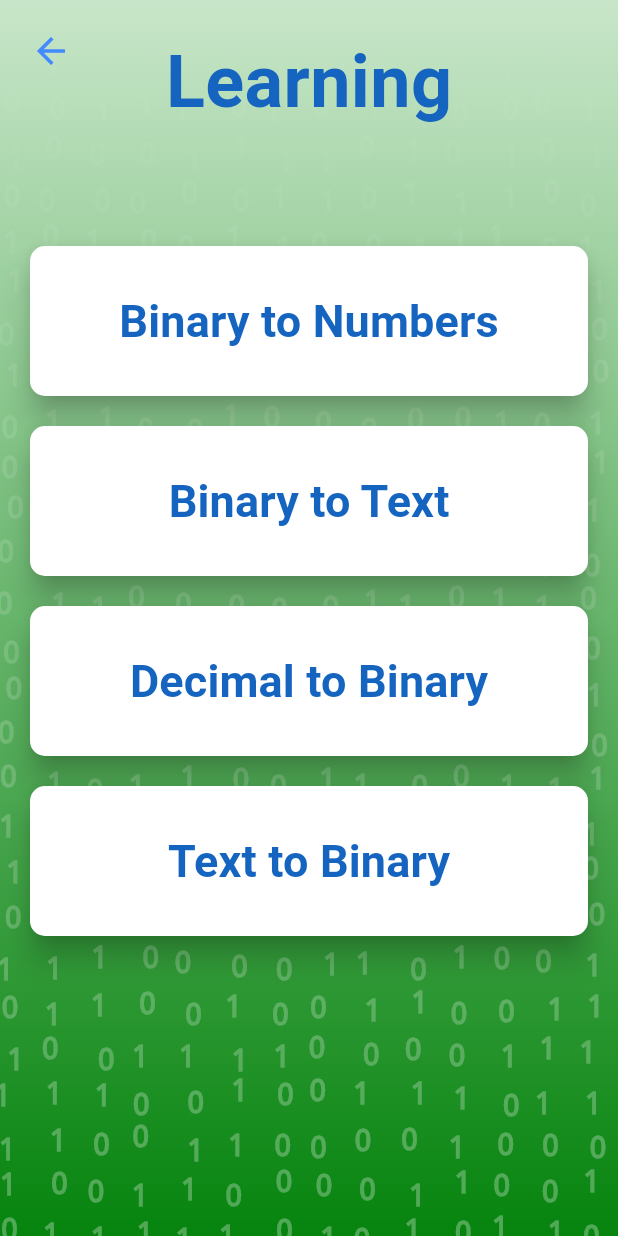
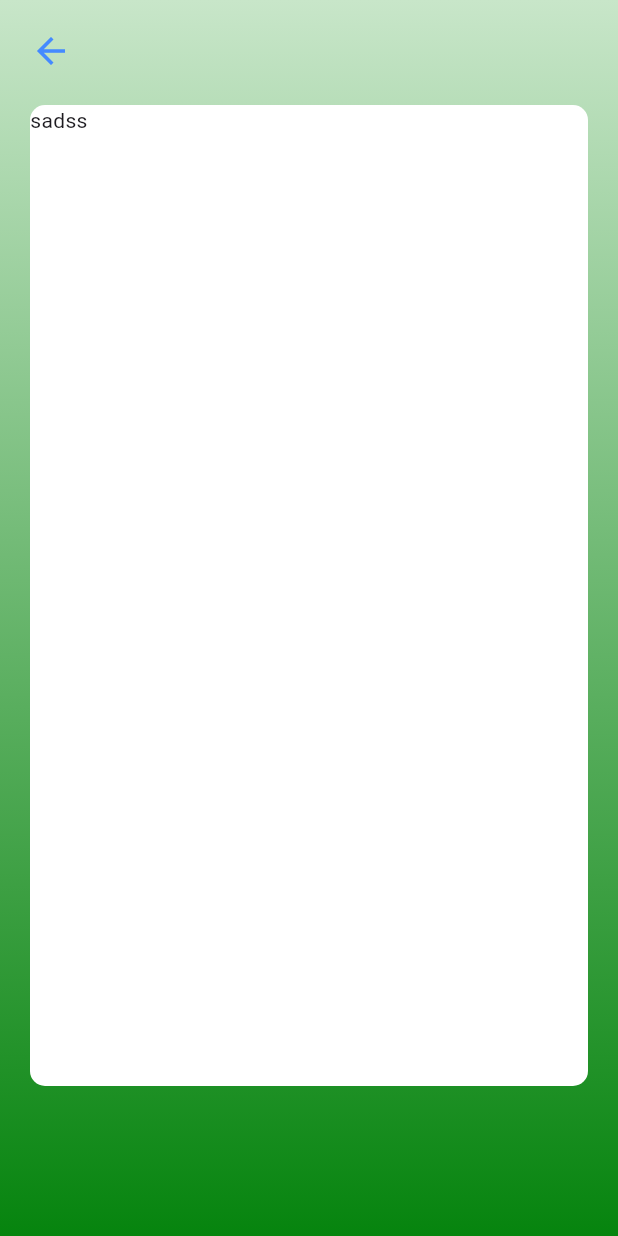
Before and after one commit to aarontrini1/Learning-Binary, a Flutter app: the LearningPage screen opened by its route, after a tap on "Binary to Numbers", on a phone screen of 412 x 824 dp. Run offline on Flutter 3.47's test engine with Material 3 defaults, Android fonts, the light colour scheme and no system bars; our stand-ins replace google_fonts.

Commit message:
learning page data

```diff
--- a/lib/main.dart
+++ b/lib/main.dart
@@ -2,6 +2,7 @@ import 'package:flutter/material.dart';
 import 'package:flutter/services.dart';
 import 'package:learningbinary/pages/history.dart';
 import 'package:learningbinary/pages/home.dart';
+import 'package:learningbinary/pages/learning/binaryToDecimal.dart';
 import 'package:learningbinary/pages/learning/learningMain.dart';
 import 'package:learningbinary/pages/practice/binaryToDecimal.dart';
 import 'package:learningbinary/pages/practice/binaryToText.dart';
@@ -59,6 +60,9 @@ class _MyAppState extends State<MyApp> {
           case "learning":
             page = LearningPage();
             break;
+          case "learningbinarytodecimal":
+            page = LearningBinaryToDecimalPage();
+            break;
           case "history":
             page = HistoryPage();
             break;
--- a/lib/pages/learning/binaryToDecimal.dart
+++ b/lib/pages/learning/binaryToDecimal.dart
@@ -0,0 +1,105 @@
+import 'package:flutter/material.dart';
+import 'dart:math';
+import 'package:google_fonts/google_fonts.dart';
+
+import 'package:flutter/services.dart';
+
+class LearningBinaryToDecimalPage extends StatefulWidget {
+  const LearningBinaryToDecimalPage({super.key});
+
+  @override
+  State<LearningBinaryToDecimalPage> createState() =>
+      _LearningBinaryToDecimalPageState();
+}
+
+class _LearningBinaryToDecimalPageState
+    extends State<LearningBinaryToDecimalPage> {
+  PageController pageController = PageController();
+  int? currentPageIndex;
+  final int totalPages = 5;
+
+  @override
+  void initState() {
+    super.initState();
+  }
+
+  @override
+  void dispose() {
+    super.dispose();
+  }
+
+  @override
+  Widget build(BuildContext context) {
+    return Scaffold(
+      body: Stack(
+        children: [
+          Positioned.fill(
+            child: Container(
+              decoration: BoxDecoration(
+                gradient: LinearGradient(
+                  begin: Alignment.topCenter,
+                  end: Alignment.bottomCenter,
+                  colors: [
+                    // Light colour on top and dark on bottom
+                    Colors.green.shade100,
+                    const Color.fromARGB(255, 6, 132, 14),
+                  ],
+                ),
+              ),
+            ),
+          ),
+          Spacer(flex: 1),
+          SafeArea(
+            child: PageView.builder(
+              controller: pageController,
+              itemCount: totalPages,
+              onPageChanged: (index) {
+                setState(() {
+                  currentPageIndex = index;
+                });
+              },
+              itemBuilder: (context, index) {
+                return Container(
+                  decoration: BoxDecoration(
+                    borderRadius: BorderRadius.circular(10.0),
+                    color: Colors.white,
+                  ),
+                  margin: EdgeInsets.only(
+                    top: 70,
+                    bottom: 100,
+                    left: 20,
+                    right: 20,
+                  ),
+                  child: Text('sadss')
+                );
+              },
+            ),
+          ),
+
+          Spacer(flex: 1),
+
+          // Back button
+          Positioned(
+            top: 0,
+            left: 0,
+            child: SafeArea(
+              child: Padding(
+                padding: const EdgeInsets.all(10),
+                child: IconButton(
+                  icon: const Icon(Icons.arrow_back, size: 28),
+                  color: Colors.blueAccent,
+                  onPressed: () {
+                    FocusScope.of(context).unfocus();
+                    Future.delayed(Duration(milliseconds: 250), () {
+                      Navigator.of(context).pop();
+                    });
+                  },
+                ),
+              ),
+            ),
+          ),
+        ],
+      ),
+    );
+  }
+}
--- a/lib/pages/learning/learningMain.dart
+++ b/lib/pages/learning/learningMain.dart
@@ -72,7 +72,7 @@ class _LearningPageState extends State<LearningPage> {
                         minimumSize: const Size(double.infinity, 100),
                         elevation: 8,
                       ),
-                      onPressed: () {}, // Setup Nav here
+                      onPressed: () => _navigateToLearningBinaryToDecimal(context), // Setup Nav here
                       child: const Text(
                         'Binary to Numbers',
                         style: TextStyle(
```
Also changed, not shown: lib/pages/practice/binaryToText.dart (+64 -4 lines), lib/utils/learningpagedata.dart (added, +36 -0 lines).
